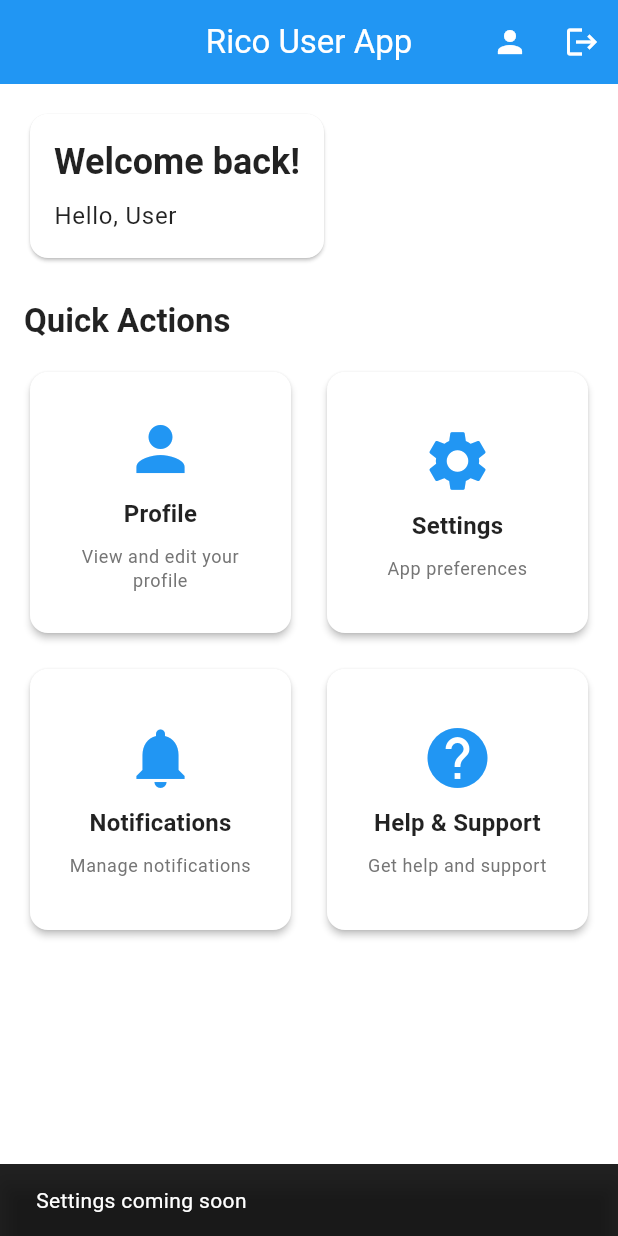
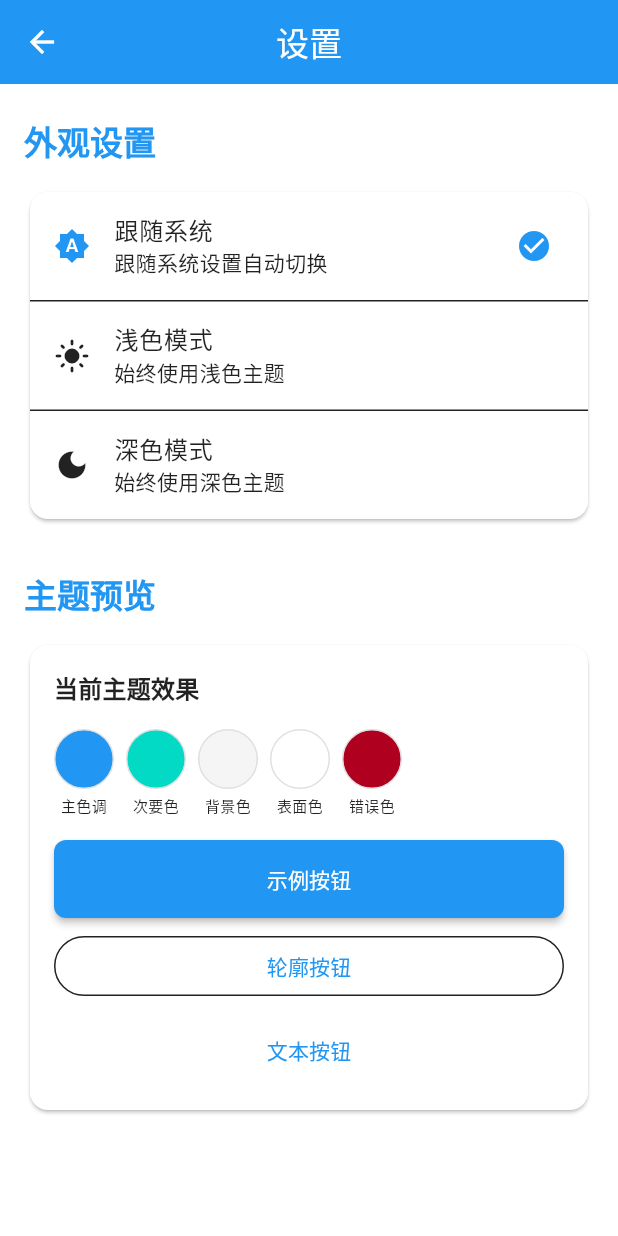
Before and after one commit to henrier/rico-user-app, a Flutter app: the HomeScreen screen opened by its route, after a tap on "Settings", on a phone screen of 412 x 824 dp. Run offline on Flutter 3.47's test engine with Material 3 defaults, Android fonts, the light colour scheme and no system bars; our stand-ins replace flutter_riverpod, go_router, logger, shared_preferences; accounts and stored records are empty.

Commit message:
feat: 增强主题系统功能
- 添加主题状态管理 (ThemeProvider)
- 支持主题持久化存储到本地
- 在主页添加主题切换按钮
- 创建设置页面，提供完整的主题选择界面
- 添加主题预览功能
- 支持系统主题、浅色主题、深色主题三种模式
- 修复代码分析警告和未使用的导入

```diff
--- a/lib/main.dart
+++ b/lib/main.dart
@@ -1,9 +1,10 @@
 import 'package:flutter/material.dart';
 import 'package:flutter_riverpod/flutter_riverpod.dart';
-import 'package:go_router/go_router.dart';
+
 import 'common/themes/app_theme.dart';
 import 'routes/app_router.dart';
 import 'common/utils/logger.dart';
+import 'providers/theme_provider.dart';
 
 void main() {
   WidgetsFlutterBinding.ensureInitialized();
@@ -24,13 +25,14 @@ class RicoUserApp extends ConsumerWidget {
   @override
   Widget build(BuildContext context, WidgetRef ref) {
     final router = ref.watch(routerProvider);
+    final themeState = ref.watch(themeProvider);
 
     return MaterialApp.router(
       title: 'Rico User App',
       debugShowCheckedModeBanner: false,
       theme: AppTheme.lightTheme,
       darkTheme: AppTheme.darkTheme,
-      themeMode: ThemeMode.system,
+      themeMode: themeState.flutterThemeMode, // 🔥 动态主题模式
       routerConfig: router,
     );
   }
--- /dev/null
+++ b/lib/providers/theme_provider.dart
@@ -0,0 +1,141 @@
+import 'package:flutter/material.dart';
+import 'package:flutter_riverpod/flutter_riverpod.dart';
+import 'package:shared_preferences/shared_preferences.dart';
+import '../common/constants/app_constants.dart';
+import '../common/utils/logger.dart';
+
+enum AppThemeMode {
+  system,
+  light,
+  dark,
+}
+
+class ThemeState {
+  final AppThemeMode themeMode;
+  final bool isLoading;
+
+  const ThemeState({
+    this.themeMode = AppThemeMode.system,
+    this.isLoading = false,
+  });
+
+  ThemeState copyWith({
+    AppThemeMode? themeMode,
+    bool? isLoading,
+  }) {
+    return ThemeState(
+      themeMode: themeMode ?? this.themeMode,
+      isLoading: isLoading ?? this.isLoading,
+    );
+  }
+
+  // 转换为 Flutter 的 ThemeMode
+  ThemeMode get flutterThemeMode {
+    switch (themeMode) {
+      case AppThemeMode.light:
+        return ThemeMode.light;
+      case AppThemeMode.dark:
+        return ThemeMode.dark;
+      case AppThemeMode.system:
+        return ThemeMode.system;
+    }
+  }
+
+  String get displayName {
+    switch (themeMode) {
+      case AppThemeMode.light:
+        return '浅色模式';
+      case AppThemeMode.dark:
+        return '深色模式';
+      case AppThemeMode.system:
+        return '跟随系统';
+    }
+  }
+
+  IconData get icon {
+    switch (themeMode) {
+      case AppThemeMode.light:
+        return Icons.light_mode;
+      case AppThemeMode.dark:
+        return Icons.dark_mode;
+      case AppThemeMode.system:
+        return Icons.brightness_auto;
+    }
+  }
+}
+
+class ThemeNotifier extends StateNotifier<ThemeState> {
+  ThemeNotifier() : super(const ThemeState()) {
+    _loadThemeFromStorage();
+  }
+
+  // 从本地存储加载主题设置
+  Future<void> _loadThemeFromStorage() async {
+    try {
+      state = state.copyWith(isLoading: true);
+
+      final prefs = await SharedPreferences.getInstance();
+      final themeString = prefs.getString(AppConstants.themeKey);
+
+      if (themeString != null) {
+        final themeMode = AppThemeMode.values.firstWhere(
+          (mode) => mode.name == themeString,
+          orElse: () => AppThemeMode.system,
+        );
+
+        state = state.copyWith(
+          themeMode: themeMode,
+          isLoading: false,
+        );
+
+        AppLogger.i('Theme loaded from storage: ${themeMode.name}');
+      } else {
+        state = state.copyWith(isLoading: false);
+      }
+    } catch (e) {
+      AppLogger.e('Failed to load theme from storage', e);
+      state = state.copyWith(isLoading: false);
+    }
+  }
+
+  // 设置主题模式
+  Future<void> setThemeMode(AppThemeMode themeMode) async {
+    try {
+      state = state.copyWith(themeMode: themeMode);
+
+      // 保存到本地存储
+      final prefs = await SharedPreferences.getInstance();
+      await prefs.setString(AppConstants.themeKey, themeMode.name);
+
+      AppLogger.i('Theme changed to: ${themeMode.name}');
+    } catch (e) {
+      AppLogger.e('Failed to save theme to storage', e);
+    }
+  }
+
+  // 切换到下一个主题模式
+  Future<void> toggleTheme() async {
+    final currentIndex = AppThemeMode.values.indexOf(state.themeMode);
+    final nextIndex = (currentIndex + 1) % AppThemeMode.values.length;
+    final nextTheme = AppThemeMode.values[nextIndex];
+
+    await setThemeMode(nextTheme);
+  }
+
+  // 检查当前是否为深色模式
+  bool isDarkMode(BuildContext context) {
+    switch (state.themeMode) {
+      case AppThemeMode.light:
+        return false;
+      case AppThemeMode.dark:
+        return true;
+      case AppThemeMode.system:
+        return MediaQuery.of(context).platformBrightness == Brightness.dark;
+    }
+  }
+}
+
+// Provider 定义
+final themeProvider = StateNotifierProvider<ThemeNotifier, ThemeState>((ref) {
+  return ThemeNotifier();
+});
--- a/lib/screens/home/home_screen.dart
+++ b/lib/screens/home/home_screen.dart
@@ -2,6 +2,7 @@ import 'package:flutter/material.dart';
 import 'package:flutter_riverpod/flutter_riverpod.dart';
 import 'package:go_router/go_router.dart';
 import '../../providers/auth_provider.dart';
+import '../../providers/theme_provider.dart';
 import '../../common/constants/app_constants.dart';
 
 class HomeScreen extends ConsumerWidget {
@@ -19,6 +20,19 @@ class HomeScreen extends ConsumerWidget {
           IconButton(
             icon: const Icon(Icons.person),
             onPressed: () => context.go('/home/profile'),
+          ),
+          // 🎨 主题切换按钮
+          Consumer(
+            builder: (context, ref, child) {
+              final themeState = ref.watch(themeProvider);
+              return IconButton(
+                icon: Icon(themeState.icon),
+                onPressed: () {
+                  ref.read(themeProvider.notifier).toggleTheme();
+                },
+                tooltip: '切换主题: ${themeState.displayName}',
+              );
+            },
           ),
           IconButton(
             icon: const Icon(Icons.logout),
@@ -92,12 +106,8 @@ class HomeScreen extends ConsumerWidget {
                     context,
                     icon: Icons.settings,
                     title: 'Settings',
-                    subtitle: 'App preferences',
-                    onTap: () {
-                      ScaffoldMessenger.of(context).showSnackBar(
-                        const SnackBar(content: Text('Settings coming soon')),
-                      );
-                    },
+                    subtitle: 'App preferences & theme',
+                    onTap: () => context.go('/home/settings'),
                   ),
                   _buildActionCard(
                     context,
--- /dev/null
+++ b/lib/screens/settings/settings_screen.dart
@@ -0,0 +1,197 @@
+import 'package:flutter/material.dart';
+import 'package:flutter_riverpod/flutter_riverpod.dart';
+import '../../providers/theme_provider.dart';
+import '../../common/constants/app_constants.dart';
+
+class SettingsScreen extends ConsumerWidget {
+  const SettingsScreen({super.key});
+
+  @override
+  Widget build(BuildContext context, WidgetRef ref) {
+    final themeState = ref.watch(themeProvider);
+
+    return Scaffold(
+      appBar: AppBar(
+        title: const Text('设置'),
+      ),
+      body: ListView(
+        padding: const EdgeInsets.all(AppConstants.defaultPadding),
+        children: [
+          // 主题设置部分
+          _buildSectionHeader(context, '外观设置'),
+          Card(
+            child: Column(
+              children: [
+                _buildThemeOption(
+                  context,
+                  ref,
+                  AppThemeMode.system,
+                  themeState.themeMode,
+                ),
+                const Divider(height: 1),
+                _buildThemeOption(
+                  context,
+                  ref,
+                  AppThemeMode.light,
+                  themeState.themeMode,
+                ),
+                const Divider(height: 1),
+                _buildThemeOption(
+                  context,
+                  ref,
+                  AppThemeMode.dark,
+                  themeState.themeMode,
+                ),
+              ],
+            ),
+          ),
+
+          const SizedBox(height: AppConstants.largePadding),
+
+          // 主题预览
+          _buildSectionHeader(context, '主题预览'),
+          _buildThemePreview(context),
+        ],
+      ),
+    );
+  }
+
+  Widget _buildSectionHeader(BuildContext context, String title) {
+    return Padding(
+      padding: const EdgeInsets.only(
+        bottom: AppConstants.defaultPadding,
+        top: AppConstants.smallPadding,
+      ),
+      child: Text(
+        title,
+        style: Theme.of(context).textTheme.titleLarge?.copyWith(
+          fontWeight: FontWeight.bold,
+          color: Theme.of(context).primaryColor,
+        ),
+      ),
+    );
+  }
+
+  Widget _buildThemeOption(
+    BuildContext context,
+    WidgetRef ref,
+    AppThemeMode themeMode,
+    AppThemeMode currentMode,
+  ) {
+    final themeState = ThemeState(themeMode: themeMode);
+    final isSelected = themeMode == currentMode;
+
+    return ListTile(
+      leading: Icon(
+        themeState.icon,
+        color: isSelected ? Theme.of(context).primaryColor : null,
+      ),
+      title: Text(themeState.displayName),
+      subtitle: Text(_getThemeDescription(themeMode)),
+      trailing: isSelected
+          ? Icon(
+              Icons.check_circle,
+              color: Theme.of(context).primaryColor,
+            )
+          : null,
+      onTap: () {
+        ref.read(themeProvider.notifier).setThemeMode(themeMode);
+      },
+    );
+  }
+
+  String _getThemeDescription(AppThemeMode themeMode) {
+    switch (themeMode) {
+      case AppThemeMode.system:
+        return '跟随系统设置自动切换';
+      case AppThemeMode.light:
+        return '始终使用浅色主题';
+      case AppThemeMode.dark:
+        return '始终使用深色主题';
+    }
+  }
+
+  Widget _buildThemePreview(BuildContext context) {
+    final theme = Theme.of(context);
+    final colorScheme = theme.colorScheme;
+
+    return Card(
+      child: Padding(
+        padding: const EdgeInsets.all(AppConstants.defaultPadding),
+        child: Column(
+          crossAxisAlignment: CrossAxisAlignment.start,
+          children: [
+            Text(
+              '当前主题效果',
+              style: theme.textTheme.titleMedium?.copyWith(
+                fontWeight: FontWeight.bold,
+              ),
+            ),
+            const SizedBox(height: AppConstants.defaultPadding),
+
+            // 颜色样本
+            Wrap(
+              spacing: 8,
+              runSpacing: 8,
+              children: [
+                _buildColorSample('主色调', colorScheme.primary),
+                _buildColorSample('次要色', colorScheme.secondary),
+                _buildColorSample('背景色', colorScheme.background),
+                _buildColorSample('表面色', colorScheme.surface),
+                _buildColorSample('错误色', colorScheme.error),
+              ],
+            ),
+
+            const SizedBox(height: AppConstants.defaultPadding),
+
+            // 组件样本
+            Column(
+              crossAxisAlignment: CrossAxisAlignment.stretch,
+              children: [
+                ElevatedButton(
+                  onPressed: () {},
+                  child: const Text('示例按钮'),
+                ),
+                const SizedBox(height: AppConstants.smallPadding),
+                OutlinedButton(
+                  onPressed: () {},
+                  child: const Text('轮廓按钮'),
+                ),
+                const SizedBox(height: AppConstants.smallPadding),
+                TextButton(
+                  onPressed: () {},
+                  child: const Text('文本按钮'),
+                ),
+              ],
+            ),
+          ],
+        ),
+      ),
+    );
+  }
+
+  Widget _buildColorSample(String name, Color color) {
+    return Column(
+      children: [
+        Container(
+          width: 40,
+          height: 40,
+          decoration: BoxDecoration(
+            color: color,
+            shape: BoxShape.circle,
+            border: Border.all(
+              color: Colors.grey.shade300,
+              width: 1,
+            ),
+          ),
+        ),
+        const SizedBox(height: 4),
+        Text(
+          name,
+          style: const TextStyle(fontSize: 10),
+          textAlign: TextAlign.center,
+        ),
+      ],
+    );
+  }
+}
```
Also changed, not shown: lib/routes/app_router.dart (+7 -1 lines), pubspec.yaml (+0 -8 lines), pubspec.lock (added), 9 other files.
